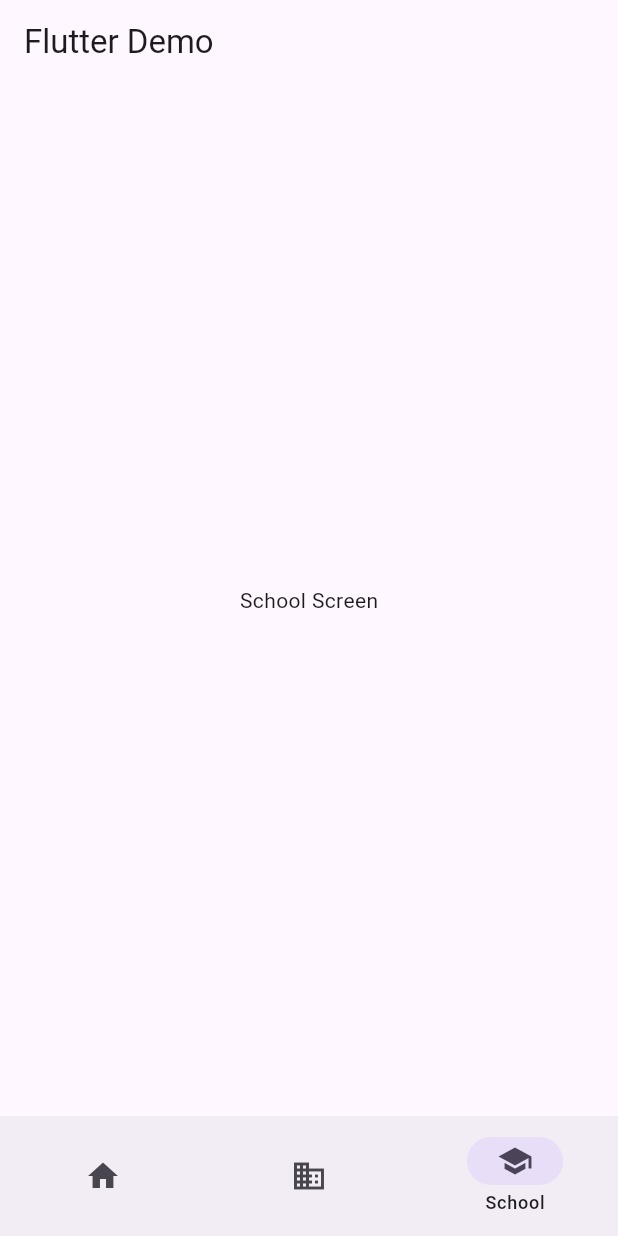
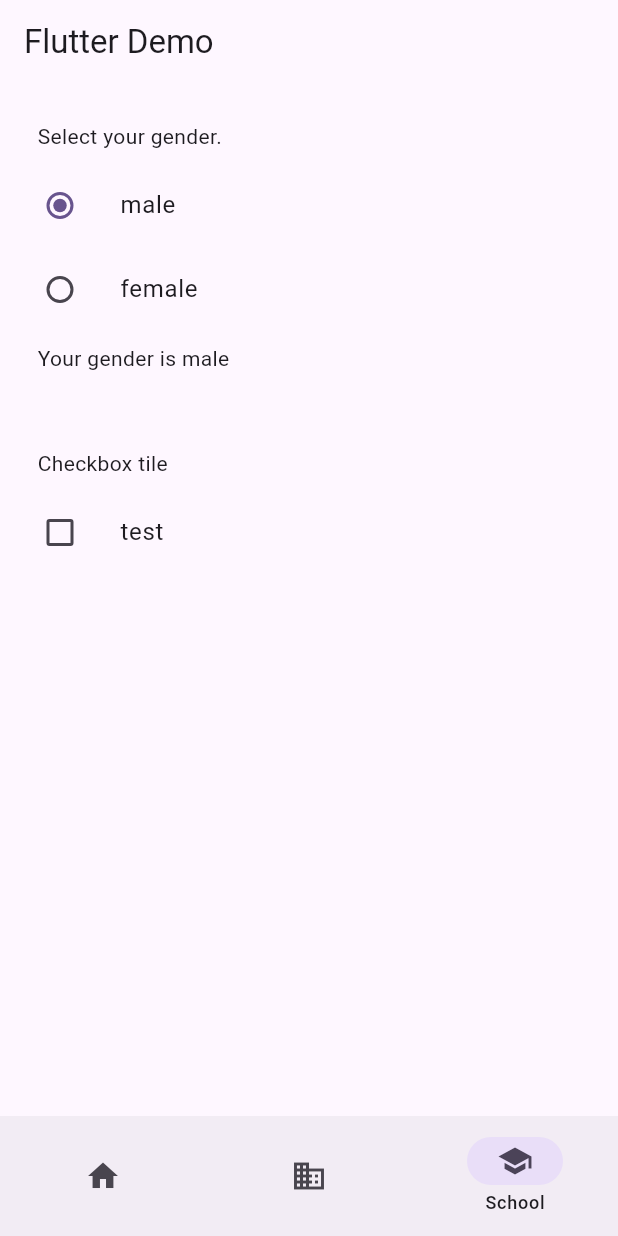
Before and after one commit to QwQ3094/test, a Flutter app: the screen it shows after launch, item 3 of the bottom bar chosen, on a phone screen of 412 x 824 dp. Run offline on Flutter 3.47's test engine with Material 3 defaults, Android fonts, the phone set to English and light mode, and no system bars; drawn by our look-alikes of dynamic_color.

Commit message:
checkbox & radio

```diff
--- a/lib/ui.dart
+++ b/lib/ui.dart
@@ -22,6 +22,33 @@ class _HomeScreenState extends State<HomeScreen> {
     setState(() {
       _isSwitched = value;
     });
+  }
+
+  void showTestDialog(BuildContext context, VoidCallback onConfirm) {
+    showDialog(
+      context: context,
+      builder: (BuildContext context) {
+        return AlertDialog(
+          title: Text("Flutter"),
+          content: Text("Welcome to flutter development!!"),
+          actions: <Widget>[
+            TextButton(
+              onPressed: () {
+                Navigator.of(context).pop();
+              },
+              child: Text("Cancel"),
+            ),
+            FilledButton(
+              onPressed: () {
+                onConfirm();
+                Navigator.of(context).pop();
+              },
+              child: Text("Sure"),
+            ),
+          ],
+        );
+      },
+    );
   }
 
   @override
@@ -91,33 +118,6 @@ class _HomeScreenState extends State<HomeScreen> {
   }
 }
 
-void showTestDialog(BuildContext context, VoidCallback onConfirm) {
-  showDialog(
-    context: context,
-    builder: (BuildContext context) {
-      return AlertDialog(
-        title: Text("Flutter"),
-        content: Text("Welcome to flutter development!!"),
-        actions: <Widget>[
-          TextButton(
-            onPressed: () {
-              Navigator.of(context).pop();
-            },
-            child: Text("Cancel"),
-          ),
-          FilledButton(
-            onPressed: () {
-              onConfirm();
-              Navigator.of(context).pop();
-            },
-            child: Text("Sure"),
-          ),
-        ],
-      );
-    },
-  );
-}
-
 class BusinessScreen extends StatefulWidget {
   const BusinessScreen({super.key});
 
@@ -134,9 +134,9 @@ class _BusinessScreenState extends State<BusinessScreen> {
     });
   }
 
-  List<Widget> _getData() {
+  List<Widget> _getTiles() {
     List<Widget> list = [];
-    for (var i = 0; i < 20; i++) {
+    for (var i = 0; i < 10; i++) {
       list.add(ListTile(
         leading: Icon(Icons.reply),
         title: Text('标题$i'),
@@ -149,23 +149,77 @@ class _BusinessScreenState extends State<BusinessScreen> {
   @override
   Widget build(BuildContext context) {
     return ListView(
-      children: _getData(),
+      children: _getTiles(),
     );
   }
 }
 
-class SchoolScreen extends StatelessWidget {
+class SchoolScreen extends StatefulWidget {
   const SchoolScreen({super.key});
 
   @override
+  State<SchoolScreen> createState() => _SchoolScreenState();
+}
+
+class _SchoolScreenState extends State<SchoolScreen> {
+  String _select = 'male';
+  bool _isChecked = false;
+
+  void _selectRadio(String? value) {
+    setState(() {
+      _select = value!;
+    });
+  }
+
+  void _toggleChecked(bool? checked) {
+    setState(() {
+      _isChecked = checked!;
+    });
+  }
+
+  @override
   Widget build(BuildContext context) {
-    return Center(
-      child: Column(
-        mainAxisAlignment: MainAxisAlignment.center,
-        children: const <Widget>[
-          Text('School Screen'),
-        ],
-      ),
+    return Column(
+      crossAxisAlignment: CrossAxisAlignment.start,
+      children: [
+        Padding(
+          padding: const EdgeInsets.fromLTRB(25, 25, 25, 8),
+          child: const Text('Select your gender.'),
+        ),
+        ListTile(
+          leading: Radio<String>(
+            value: 'male',
+            groupValue: _select,
+            onChanged: _selectRadio,
+          ),
+          title: const Text('male'),
+        ),
+        ListTile(
+          leading: Radio<String>(
+            value: 'female',
+            groupValue: _select,
+            onChanged: _selectRadio,
+          ),
+          title: const Text('female'),
+        ),
+        Padding(
+          padding: const EdgeInsets.fromLTRB(25, 8, 25, 25),
+          child: Text('Your gender is $_select'),
+        ),
+
+        Padding(
+          padding: const EdgeInsets.fromLTRB(25, 25, 25, 8),
+          child: const Text('Checkbox tile'),
+        ),
+
+        ListTile(
+          leading: Checkbox(
+            value: _isChecked,
+            onChanged: _toggleChecked,
+          ),
+          title: const Text('test'),
+        ),
+      ],
     );
   }
 }
```
Also changed, not shown: lib/main.dart (+12 -3 lines).
